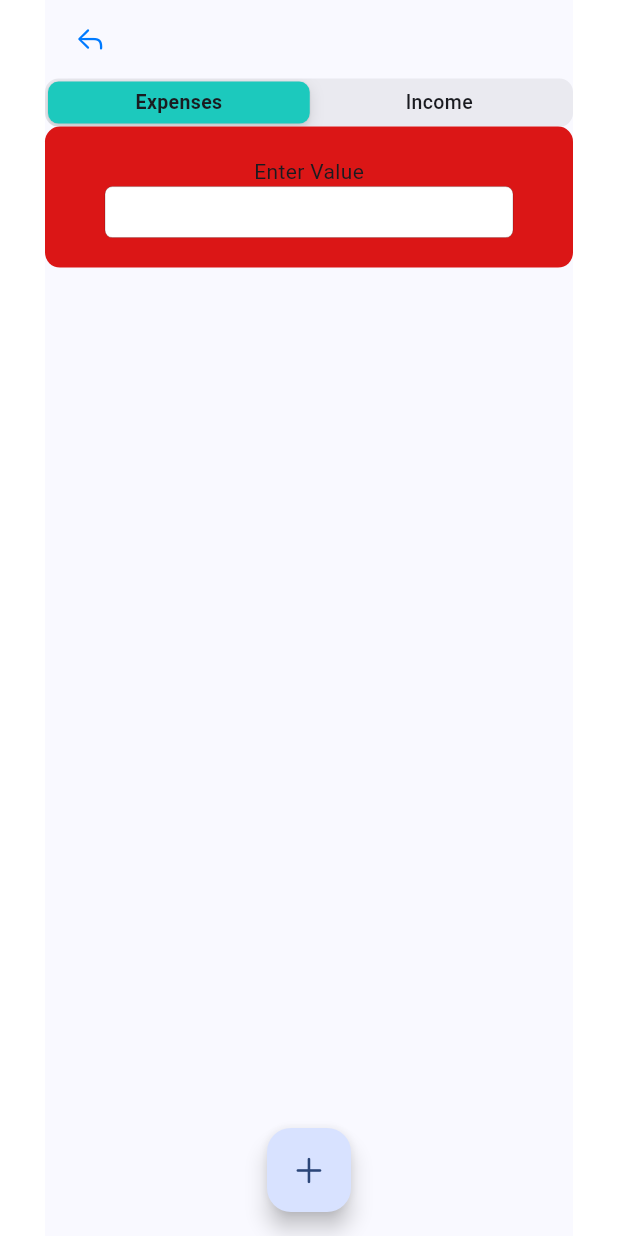
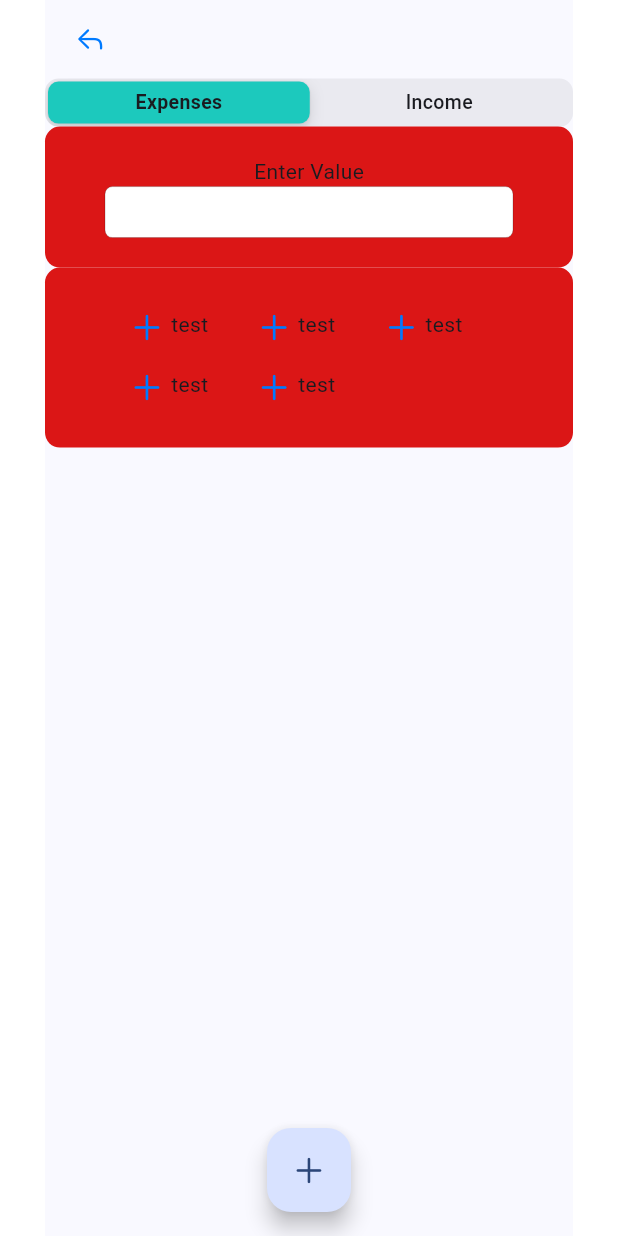
Before and after one commit to aliakseyNiaklesa/wallet, a Flutter app: the Add screen opened by its route, on a phone screen of 412 x 824 dp. Run offline on Flutter 3.47's test engine with Material 3 defaults, Android fonts, the phone set to English and light mode, and no system bars; our stand-ins replace flutter_riverpod, go_router.

Commit message:
Added tag

```diff
--- /dev/null
+++ b/lib/src/entities/tag.dart
@@ -0,0 +1,36 @@
+import 'package:flutter/cupertino.dart';
+import 'package:flutter/src/widgets/framework.dart';
+import 'package:flutter_riverpod/flutter_riverpod.dart';
+
+class Tag extends ConsumerWidget {
+  const Tag({super.key});
+
+  @override
+  Widget build(BuildContext context, WidgetRef ref) {
+    return GestureDetector(
+      onTap: () {
+        print('click');
+      },
+      child: Container(
+        margin: EdgeInsets.symmetric(horizontal: 8.0),
+        padding: EdgeInsets.all(8.0),
+        decoration: BoxDecoration(
+          // color: isSelected ? Colors.blue : Colors.grey[300],
+          borderRadius: BorderRadius.circular(16.0),
+        ),
+        child: Wrap(
+          children: [
+            Icon(CupertinoIcons.add),
+            SizedBox(width: 4.0),
+            Text(
+              'test',
+              // style: TextStyle(
+              //   color: isSelected ? Colors.white : Colors.black,
+              // ),
+            ),
+          ],
+        ),
+      ),
+    );
+  }
+}
--- /dev/null
+++ b/lib/src/features/expenses_categories.dart
@@ -0,0 +1,26 @@
+import 'package:flutter/cupertino.dart';
+import 'package:flutter_riverpod/flutter_riverpod.dart';
+import 'package:wallet/src/entities/tag.dart';
+
+class ExpensesCategories extends ConsumerWidget {
+  const ExpensesCategories({super.key});
+
+  @override
+  Widget build(BuildContext context, WidgetRef ref) {
+    return Container(
+      width:double.maxFinite,
+        decoration: BoxDecoration(
+            borderRadius: BorderRadius.circular(10),
+            color: Color.fromRGBO(219, 22, 22, 100)),
+        padding: EdgeInsets.symmetric(horizontal: 40, vertical: 20),
+        child: Wrap(
+          children: [
+            Tag(),
+            Tag(),
+            Tag(),
+            Tag(),
+            Tag(),
+          ],
+        ));
+  }
+}
--- a/lib/src/screens/add.dart
+++ b/lib/src/screens/add.dart
@@ -2,6 +2,7 @@ import 'package:flutter/cupertino.dart';
 import 'package:flutter/material.dart';
 import 'package:flutter_riverpod/flutter_riverpod.dart';
 import 'package:go_router/go_router.dart';
+import 'package:wallet/src/features/expenses_categories.dart';
 import 'package:wallet/src/features/main_input.dart';
 import 'package:wallet/src/features/side_header.dart';
 import 'package:wallet/src/features/way_toggle.dart';
@@ -48,7 +49,10 @@ class Add extends ConsumerWidget {
               const WayToggle(),
               MainInput(
                 controller: _controller,
-              )
+              ),
+              way == WAY.expense
+                  ? ExpensesCategories()
+                  : Text('Income Categories'),
             ],
           ),
         ),
```
